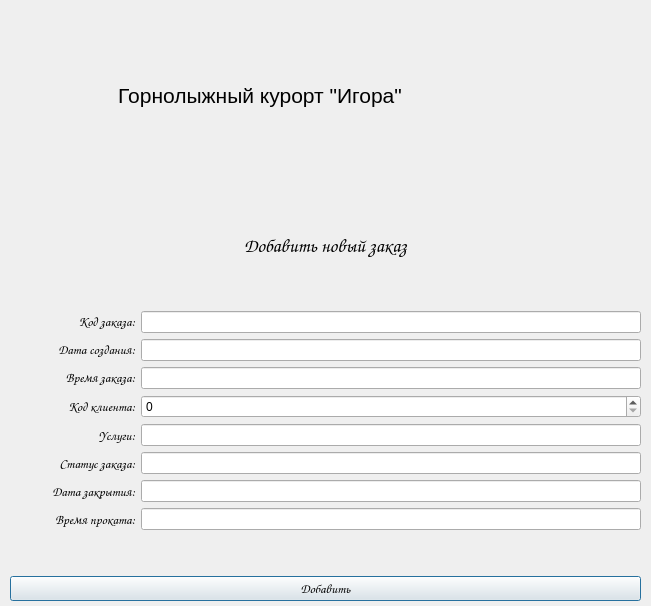
Qt form forms/add_order.ui (AllaKzm/Praktic) before a commit.
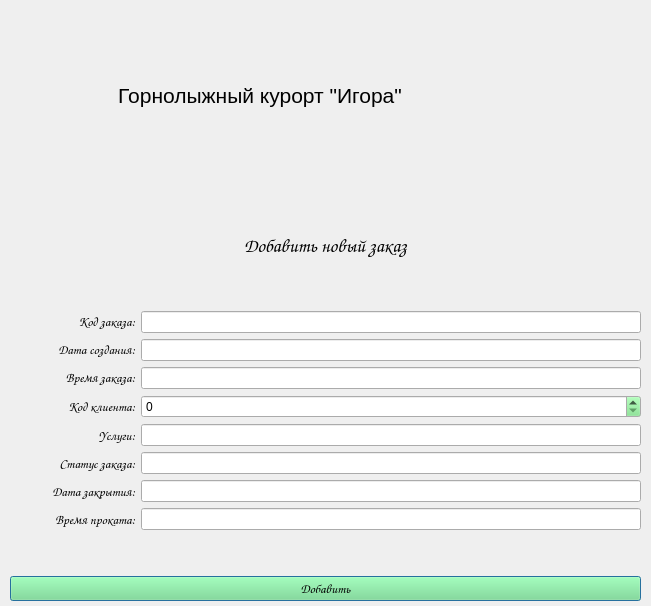
The same form after that commit. Icons and pictures are not drawn.

The edit to the form file:
```diff
--- a/forms/add_order.ui
+++ b/forms/add_order.ui
@@ -10,6 +10,46 @@
     <height>606</height>
    </rect>
   </property>
+  <property name="palette">
+   <palette>
+    <active>
+     <colorrole role="Button">
+      <brush brushstyle="SolidPattern">
+       <color alpha="131">
+        <red>118</red>
+        <green>227</green>
+        <blue>131</blue>
+       </color>
+      </brush>
+     </colorrole>
+    </active>
+    <inactive>
+     <colorrole role="Button">
+      <brush brushstyle="SolidPattern">
+       <color alpha="131">
+        <red>118</red>
+        <green>227</green>
+        <blue>131</blue>
+       </color>
+      </brush>
+     </colorrole>
+    </inactive>
+    <disabled>
+     <colorrole role="Button">
+      <brush brushstyle="SolidPattern">
+       <color alpha="131">
+        <red>118</red>
+        <green>227</green>
+        <blue>131</blue>
+       </color>
+      </brush>
+     </colorrole>
+    </disabled>
+   </palette>
+  </property>
+  <property name="contextMenuPolicy">
+   <enum>Qt::NoContextMenu</enum>
+  </property>
   <property name="windowTitle">
    <string>Dialog</string>
   </property>
@@ -254,6 +294,43 @@
      <layout class="QHBoxLayout" name="horizontalLayout_2" stretch="6">
       <item>
        <widget class="QPushButton" name="add_btn_2">
+        <property name="palette">
+         <palette>
+          <active>
+           <colorrole role="Button">
+            <brush brushstyle="SolidPattern">
+             <color alpha="255">
+              <red>118</red>
+              <green>227</green>
+              <blue>131</blue>
+             </color>
+            </brush>
+           </colorrole>
+          </active>
+          <inactive>
+           <colorrole role="Button">
+            <brush brushstyle="SolidPattern">
+             <color alpha="255">
+              <red>118</red>
+              <green>227</green>
+              <blue>131</blue>
+             </color>
+            </brush>
+           </colorrole>
+          </inactive>
+          <disabled>
+           <colorrole role="Button">
+            <brush brushstyle="SolidPattern">
+             <color alpha="255">
+              <red>118</red>
+              <green>227</green>
+              <blue>131</blue>
+             </color>
+            </brush>
+           </colorrole>
+          </disabled>
+         </palette>
+        </property>
         <property name="font">
          <font>
           <family>Comic Sans MS</family>
```
